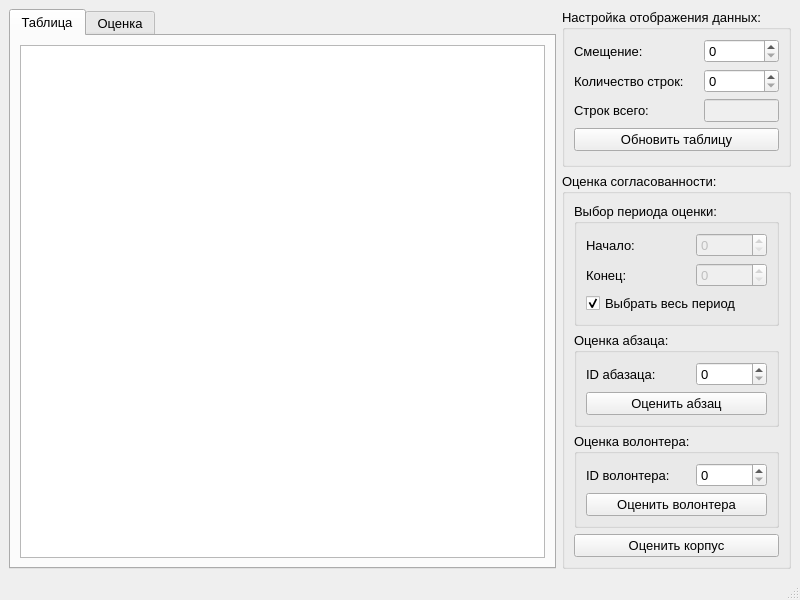
This is design/MainWindow.ui in vanSultan/eval_quorum as Qt 5 draws it before an edit. The edited form follows.
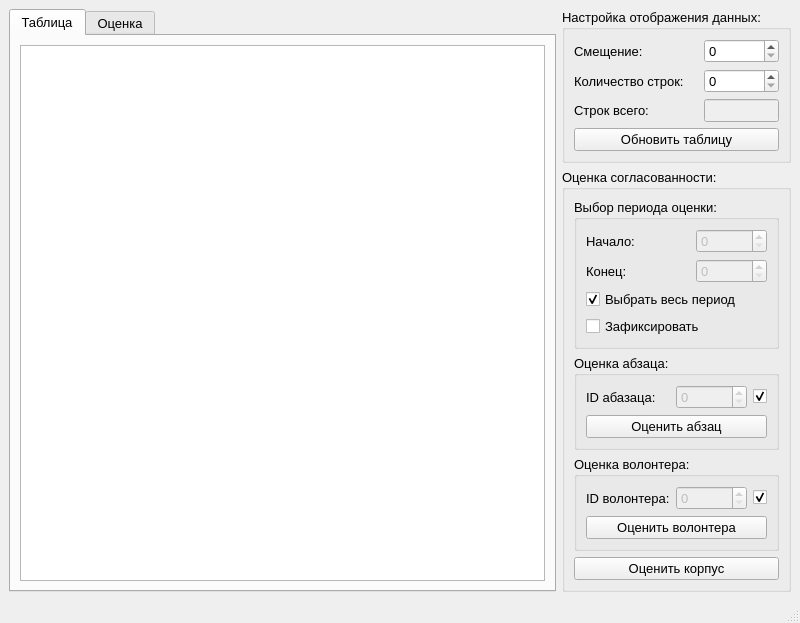
This is the edited form.

Commit message: Добавлены CheckBox'ы для фиксации некоторых полей

```diff
--- a/design/MainWindow.ui
+++ b/design/MainWindow.ui
@@ -179,6 +179,13 @@
               </property>
              </widget>
             </item>
+            <item>
+             <widget class="QCheckBox" name="checkBoxFixedLimit">
+              <property name="text">
+               <string>Зафиксировать</string>
+              </property>
+             </widget>
+            </item>
            </layout>
           </widget>
          </item>
@@ -189,7 +196,7 @@
            </property>
            <layout class="QVBoxLayout" name="vLayoutSection">
             <item>
-             <layout class="QHBoxLayout" name="hLayoutSection" stretch="5,3">
+             <layout class="QHBoxLayout" name="hLayoutSection" stretch="5,3,0">
               <item>
                <widget class="QLabel" name="labelSection">
                 <property name="text">
@@ -199,11 +206,24 @@
               </item>
               <item>
                <widget class="QSpinBox" name="spinBoxSection">
+                <property name="enabled">
+                 <bool>false</bool>
+                </property>
                 <property name="maximum">
                  <number>999999</number>
                 </property>
                </widget>
               </item>
+              <item>
+               <widget class="QCheckBox" name="checkBoxFixedSection">
+                <property name="text">
+                 <string/>
+                </property>
+                <property name="checked">
+                 <bool>true</bool>
+                </property>
+               </widget>
+              </item>
              </layout>
             </item>
             <item>
@@ -223,7 +243,7 @@
            </property>
            <layout class="QVBoxLayout" name="vLayoutVolunteer">
             <item>
-             <layout class="QHBoxLayout" name="hLayoutVolunteer" stretch="5,3">
+             <layout class="QHBoxLayout" name="hLayoutVolunteer" stretch="5,3,0">
               <item>
                <widget class="QLabel" name="labelVolunteer">
                 <property name="text">
@@ -233,11 +253,24 @@
               </item>
               <item>
                <widget class="QSpinBox" name="spinBoxVolunteer">
+                <property name="enabled">
+                 <bool>false</bool>
+                </property>
                 <property name="maximum">
                  <number>999999</number>
                 </property>
                </widget>
               </item>
+              <item>
+               <widget class="QCheckBox" name="checkBoxFixedVolunteer">
+                <property name="text">
+                 <string/>
+                </property>
+                <property name="checked">
+                 <bool>true</bool>
+                </property>
+               </widget>
+              </item>
              </layout>
             </item>
             <item>
```
The commit also changes 1 other file.
